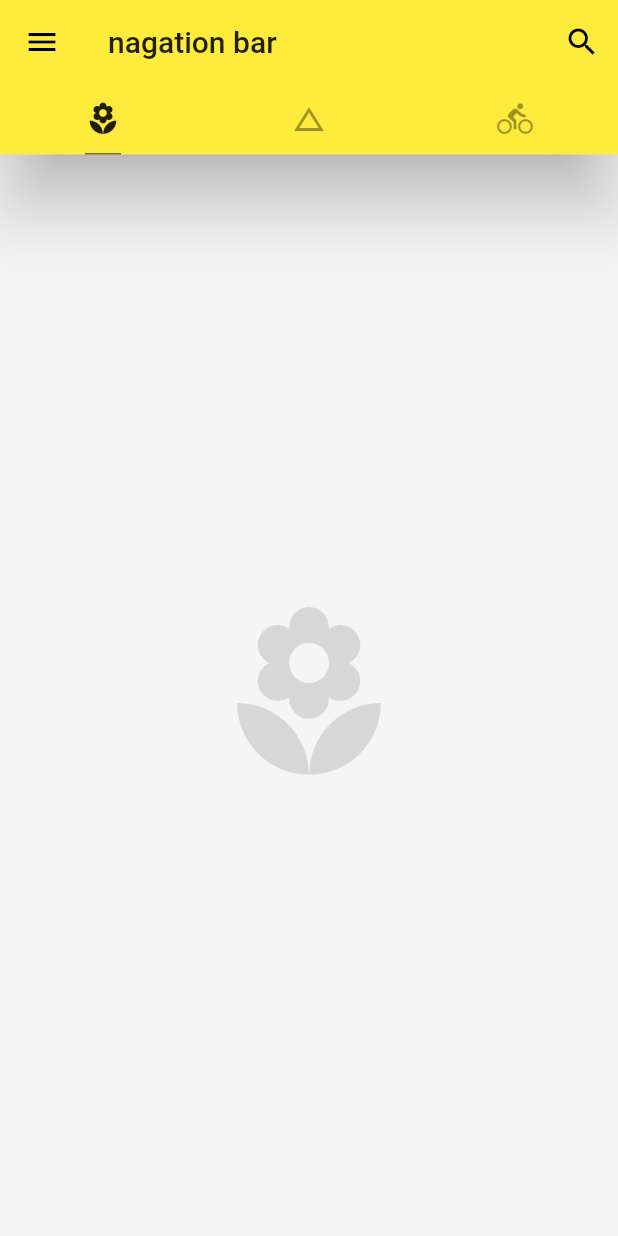
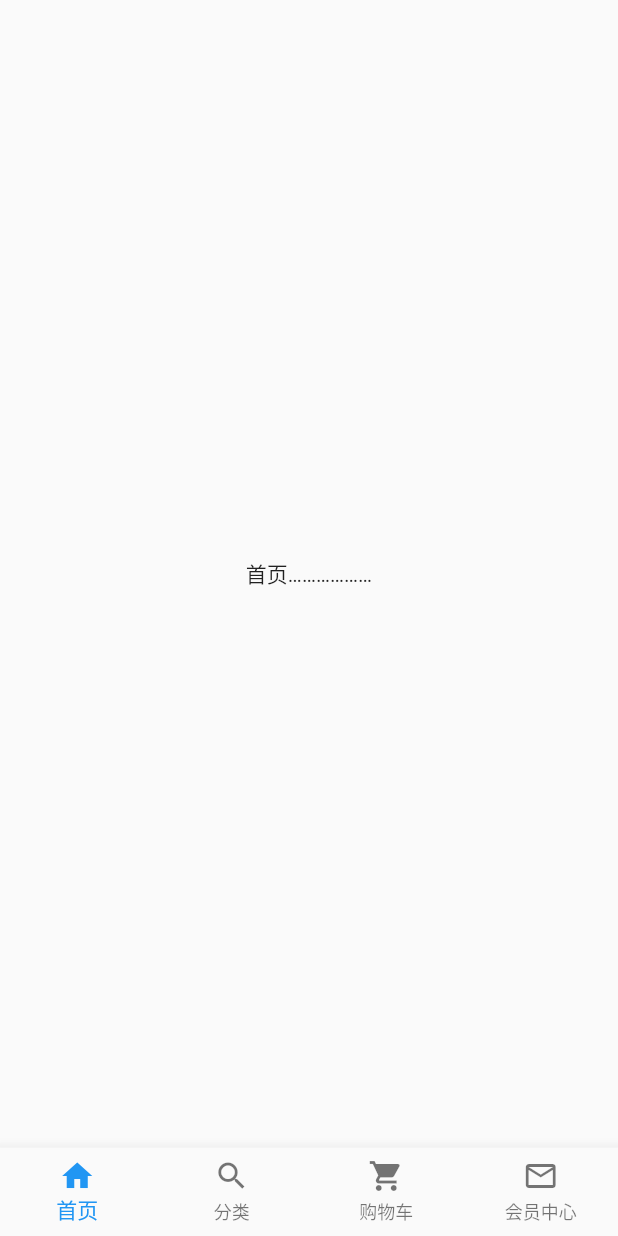
Before and after one commit to smithgoo/Flutter_learn, a Flutter app: the screen it shows after launch, on a phone screen of 412 x 824 dp. Run offline on Flutter 3.47's test engine with Material 2 defaults, Android fonts, the phone set to English and light mode, and no system bars; our stand-ins replace dio.

```diff
--- /dev/null
+++ b/lib/NetRequest/service_method.dart
@@ -0,0 +1,28 @@
+import 'package:dio/dio.dart';
+import 'dart:async';
+import 'dart:io';
+import './base_url.dart';
+
+Future xxmethod() async {
+  print('开始获取数据。。。。')
+
+  try {
+
+     Response response;
+     Dio dio = new Dio();
+     dio.options.contentType = ContentType.parse('json/text');
+     var formData = {"xx":"xxx"};
+
+     response = await dio.post("www.baidu.com",data:formData);
+
+     if response.statusCode == 200 {
+
+     } else {
+      throw Exception('serror port break --------')
+     }
+  } catch(e){
+
+  }
+
+
+}
--- a/lib/main.dart
+++ b/lib/main.dart
@@ -1,72 +1,20 @@
-import 'dart:convert';
+import 'package:flutter/material.dart';
+import 'pages/nav_bottomBar.dart';
 
-import 'package:flutter/material.dart';
-import './model/post.dart';
-import './demo/listview-demo.dart';
-import './demo//hello.dart';
-import './demo/draw_demo.dart';
+void main() => runApp(MyApp());
 
-void main() => runApp(App());
+class MyApp extends StatelessWidget {
+  const MyApp({Key key}) : super(key: key);
 
-class App extends StatelessWidget {
   @override
   Widget build(BuildContext context) {
-    return MaterialApp(
-      debugShowCheckedModeBanner: false,
-      home: Home(),
-      theme: ThemeData(
-        primarySwatch: Colors.yellow,
-        highlightColor: Color.fromRGBO(255, 255, 255, 0.5), //设置全局的点中按钮的显示颜色
-        splashColor: Colors.white70,
+    return Container(
+      child: MaterialApp(
+        title:'test',
+        debugShowCheckedModeBanner: false,
+        theme: ThemeData(primaryColor: Colors.pink),
+        home:Nav_bottomBar_index(),
       ),
     );
   }
 }
-
-class Home extends StatelessWidget {
-  @override
-  Widget build(BuildContext context) {
-    return DefaultTabController(
-      length: 3,
-      child: Scaffold(
-          backgroundColor: Colors.grey[100],
-          appBar: AppBar(
-            title: Text('nagation bar'),
-            actions: <Widget>[
-              IconButton(
-                  icon: Icon(Icons.search),
-                  onPressed: () => debugPrint('search btn pressed')),
-            ],
-            elevation: 20.0,
-            bottom: TabBar(
-                unselectedLabelColor: Colors.black38,
-                indicatorColor: Colors.black54,
-                indicatorSize: TabBarIndicatorSize.label,
-                indicatorWeight: 1.0,
-                tabs: <Widget>[
-                  Tab(icon: Icon(Icons.local_florist)),
-                  Tab(icon: Icon(Icons.change_history)),
-                  Tab(icon: Icon(Icons.directions_bike)),
-                ]),
-          ),
-          body: TabBarView(children: <Widget>[
-            Icon(
-              Icons.local_florist,
-              size: 128.0,
-              color: Colors.black12,
-            ),
-            Icon(
-              Icons.change_history,
-              size: 128.0,
-              color: Colors.black12,
-            ),
-            Icon(
-              Icons.directions_bike,
-              size: 128.0,
-              color: Colors.black12,
-            ),
-          ]),
-          drawer: DrawerDemo()),
-    );
-  }
-}
--- /dev/null
+++ b/lib/pages/category_page.dart
@@ -0,0 +1,15 @@
+import 'package:flutter/material.dart';
+import 'package:meta/meta.dart';
+
+class CategoryPage extends StatelessWidget {
+  // const CategoryPage({Key key}) : super(key: key);
+
+  @override
+  Widget build(BuildContext context) {
+    return Scaffold(
+      body: Center(
+        child:Text('分类页面'),
+      ),
+    );
+  }
+}
--- /dev/null
+++ b/lib/pages/home_page.dart
@@ -0,0 +1,20 @@
+import 'package:flutter/material.dart';
+import 'package:meta/meta.dart';
+
+class HomePage extends StatefulWidget {
+  HomePage({Key key}) : super(key: key);
+
+  @override
+  _HomePageState createState() => _HomePageState();
+}
+
+class _HomePageState extends State<HomePage> {
+  @override
+  Widget build(BuildContext context) {
+    return Scaffold(
+      body: Center(
+        child: Text('首页………………'),
+      ),
+    );
+  }
+}
--- /dev/null
+++ b/lib/pages/mine_page.dart
@@ -0,0 +1,15 @@
+import 'package:flutter/material.dart';
+import 'package:meta/meta.dart';
+
+class MinePage extends StatelessWidget {
+  // const MinePage({Key key}) : super(key: key);
+
+  @override
+  Widget build(BuildContext context) {
+    return Scaffold(
+      body:Center(
+        child:Text('我的页面'),
+      ),
+    );
+  }
+}
--- /dev/null
+++ b/lib/pages/nav_bottomBar.dart
@@ -0,0 +1,60 @@
+import 'package:flutter/material.dart';
+import 'package:flutter/cupertino.dart';
+import './category_page.dart';
+import './home_page.dart';
+import './mine_page.dart';
+import './shopcart_page.dart';
+
+class Nav_bottomBar_index extends StatefulWidget {
+  Nav_bottomBar_index({Key key}) : super(key: key);
+
+  @override
+  _Nav_bottomBar_indexState createState() => _Nav_bottomBar_indexState();
+}
+
+class _Nav_bottomBar_indexState extends State<Nav_bottomBar_index> {
+  final List<BottomNavigationBarItem> bottomTabs = [
+    BottomNavigationBarItem(icon: Icon(Icons.home), title: Text('首页')),
+    BottomNavigationBarItem(icon: Icon(Icons.search), title: Text('分类')),
+    BottomNavigationBarItem(
+        icon: Icon(Icons.shopping_cart), title: Text('购物车')),
+    BottomNavigationBarItem(
+        icon: Icon(Icons.mail_outline), title: Text('会员中心')),
+  ];
+
+  final List navAllPages = [
+    HomePage(),
+    CategoryPage(),
+    ShopCartPage(),
+    MinePage(),
+  ];
+
+  int currentIndex = 0;
+  var currentPage;
+
+  @override
+  void initState() {
+    currentPage = navAllPages[currentIndex];
+    // TODO: implement initState
+    super.initState();
+  }
+
+  @override
+  Widget build(BuildContext context) {
+    return Scaffold(
+      backgroundColor: Color.fromRGBO(244, 245, 245, 1.0),
+      bottomNavigationBar: BottomNavigationBar(
+        type: BottomNavigationBarType.fixed,
+        currentIndex: currentIndex,
+        items: bottomTabs,
+        onTap: (index) {
+          setState(() {
+            currentIndex = index;
+            currentPage = navAllPages[currentIndex];
+          });
+        },
+      ),
+      body: currentPage,
+    );
+  }
+}
--- /dev/null
+++ b/lib/pages/shopcart_page.dart
@@ -0,0 +1,15 @@
+import 'package:flutter/material.dart';
+import 'package:meta/meta.dart';
+
+class ShopCartPage extends StatelessWidget {
+  // const ShopCartPage({Key key}) : super(key: key);
+
+  @override
+  Widget build(BuildContext context) {
+    return Scaffold(
+      body:Center(
+        child: Text('购物车页面'),
+      ),
+    );
+  }
+}
--- a/pubspec.yaml
+++ b/pubspec.yaml
@@ -28,6 +28,7 @@ dependencies:
   # The following adds the Cupertino Icons font to your application.
   # Use with the CupertinoIcons class for iOS style icons.
   cupertino_icons: ^0.1.3
+  dio: ^2.0.9
 
 dev_dependencies:
   flutter_test:
```
Also changed, not shown: lib/main_cover.dart (added, +72 -0 lines), lib/NetRequest/base_url.dart (added), 1 other file.
